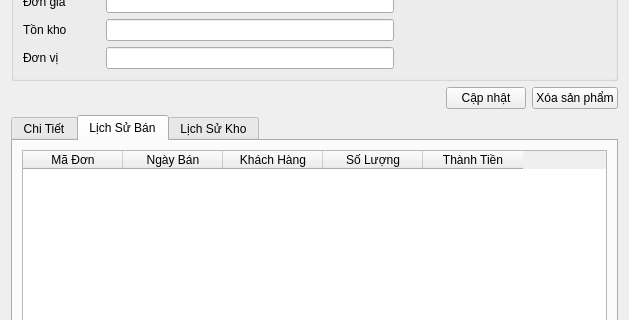
thinh-doan/sales-and-warehouse-management-system, file ui/product_detail.ui: the form before one commit; both pictures show x 0 to 629 and y 133 to 453 of the 629 by 602 pixel window.
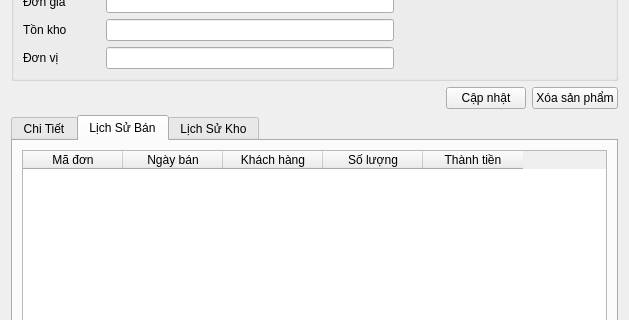
The form after the commit. The open tabs and pages were chosen to show the change. Icons and pictures are not drawn.

The edit to the form file:
```diff
--- a/ui/product_detail.ui
+++ b/ui/product_detail.ui
@@ -256,27 +256,27 @@
         <widget class="QTableWidget" name="tblLichSuBan">
          <column>
           <property name="text">
-           <string>Mã Đơn</string>
+           <string>Mã đơn</string>
           </property>
          </column>
          <column>
           <property name="text">
-           <string>Ngày Bán</string>
+           <string>Ngày bán</string>
           </property>
          </column>
          <column>
           <property name="text">
-           <string>Khách Hàng</string>
+           <string>Khách hàng</string>
           </property>
          </column>
          <column>
           <property name="text">
-           <string>Số Lượng</string>
+           <string>Số lượng</string>
           </property>
          </column>
          <column>
           <property name="text">
-           <string>Thành Tiền</string>
+           <string>Thành tiền</string>
           </property>
          </column>
         </widget>
```
Left out of the diff: 6 changed lines with no effect on the pictures.
